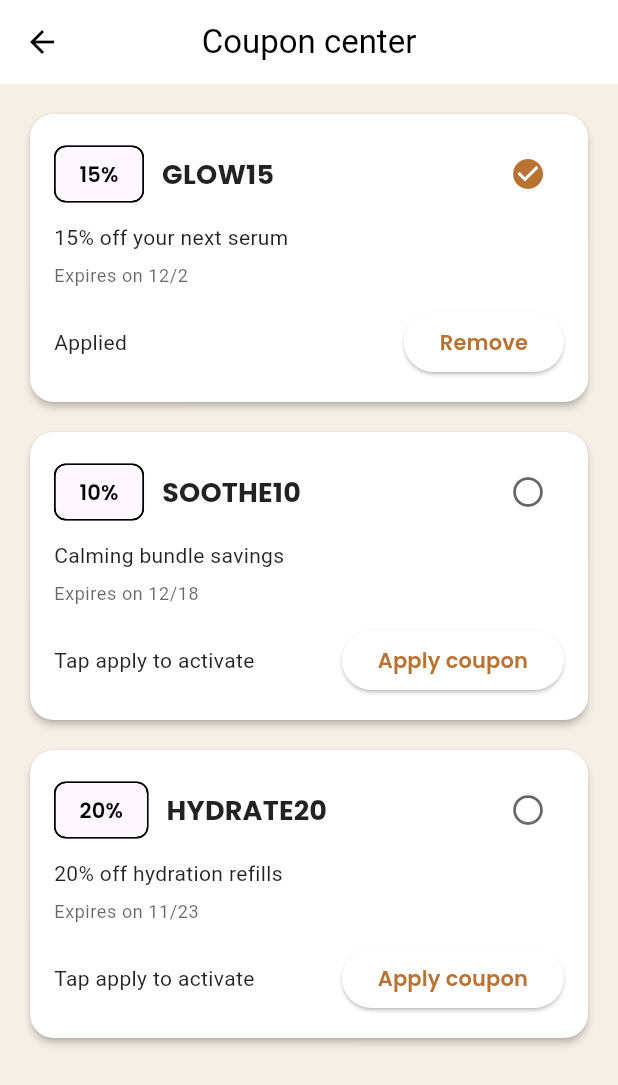
After one commit to abdelrahmanwahdan11/-nov24, a Flutter app: the CouponCenterScreen screen opened by its route, on a phone screen of 412 x 824 dp. The commit adds this screen. Shown: the top 1085 px of the screen. Run offline on Flutter 3.47's test engine with Material 3 defaults, Android fonts, the phone set to English and light mode, and no system bars; our stand-ins replace flutter_animate, google_fonts, iconly, shared_preferences; accounts and stored records are empty; network calls fail; Roboto replaces fonts that are missing (Cairo).

Commit message:
Add coupon center and wellness dashboard

```diff
--- a/lib/core/localization/app_localizations.dart
+++ b/lib/core/localization/app_localizations.dart
@@ -157,6 +157,12 @@ class AppLocalizations {
       'active_coupons': 'Active coupons',
       'coupon_applied': 'Coupon applied',
       'applied': 'Applied',
+      'remove': 'Remove',
+      'apply_coupon': 'Apply coupon',
+      'coupon_center': 'Coupon center',
+      'no_coupons': 'No coupons available yet',
+      'tap_apply': 'Tap apply to activate',
+      'expires_on': 'Expires on',
       'expires': 'Expires',
       'subscriptions': 'Subscriptions',
       'empty_subscriptions': 'No subscriptions yet',
@@ -170,6 +176,7 @@ class AppLocalizations {
       'empty_challenges': 'No challenges yet — pick one from Glow Studio.',
       'challenge_summary': 'Challenge progress',
       'challenge_detail': 'Stay hydrated and consistent to unlock perks.',
+      'no_challenges': 'No challenges yet',
       'complete': 'complete',
       'skin_report': 'Skin report',
       'diary_entries': 'Diary entries',
@@ -177,6 +184,16 @@ class AppLocalizations {
       'goal_progress': 'Goal progress',
       'goal_progress_detail': '{p}% of your steps completed',
       'points_balance': '{p} points saved',
+      'wellness_dashboard': 'Wellness dashboard',
+      'daily_overview': 'Daily overview',
+      'routine_streak': 'Routine streak',
+      'completed_routines': 'Completed routines',
+      'referrals_shared': 'Referrals shared',
+      'actions': 'Actions',
+      'complete_routine': 'Complete routine',
+      'reset_streak': 'Reset streak',
+      'steps_done': 'steps done',
+      'days': 'days',
       'copied': 'Copied to clipboard',
     },
     'ar': {
@@ -330,6 +347,12 @@ class AppLocalizations {
       'active_coupons': 'القسائم المفعلة',
       'coupon_applied': 'تم تطبيق القسيمة',
       'applied': 'مُطبقة',
+      'remove': 'إزالة',
+      'apply_coupon': 'تفعيل القسيمة',
+      'coupon_center': 'مركز الكوبونات',
+      'no_coupons': 'لا توجد كوبونات حالياً',
+      'tap_apply': 'اضغطي للتفعيل',
+      'expires_on': 'ينتهي في',
       'expires': 'ينتهي في',
       'subscriptions': 'الاشتراكات',
       'empty_subscriptions': 'لا توجد اشتراكات بعد',
@@ -343,6 +366,7 @@ class AppLocalizations {
       'empty_challenges': 'لا توجد تحديات بعد — اختاري واحداً من الاستوديو.',
       'challenge_summary': 'تقدم التحدي',
       'challenge_detail': 'استمري بالترطيب والالتزام لتحصلي على المكافآت.',
+      'no_challenges': 'لا توجد تحديات بعد',
       'complete': 'مكتمل',
       'skin_report': 'تقرير البشرة',
       'diary_entries': 'تدوينات المذكرات',
@@ -350,6 +374,16 @@ class AppLocalizations {
       'goal_progress': 'تقدم الأهداف',
       'goal_progress_detail': 'اكتمل {p}% من الخطوات',
       'points_balance': '{p} نقطة محفوظة',
+      'wellness_dashboard': 'لوحة العافية',
+      'daily_overview': 'نظرة يومية',
+      'routine_streak': 'سلسلة الروتين',
+      'completed_routines': 'الروتينات المنجزة',
+      'referrals_shared': 'الإحالات المرسلة',
+      'actions': 'إجراءات',
+      'complete_routine': 'إنهاء روتين',
+      'reset_streak': 'إعادة السلسلة',
+      'steps_done': 'خطوات مكتملة',
+      'days': 'يوم',
       'copied': 'تم النسخ',
     },
   };
--- a/lib/core/routing/app_router.dart
+++ b/lib/core/routing/app_router.dart
@@ -24,6 +24,8 @@ import '../../features/profile/challenges_screen.dart';
 import '../../features/profile/referrals_screen.dart';
 import '../../features/profile/skin_report_screen.dart';
 import '../../features/profile/subscriptions_screen.dart';
+import '../../features/profile/coupon_center_screen.dart';
+import '../../features/profile/wellness_dashboard_screen.dart';
 import '../../features/search/search_overlay.dart';
 import '../../features/catalog/bundles_screen.dart';
 import '../models/order.dart';
@@ -57,6 +59,8 @@ class AppRouter {
   static const referrals = '/referrals';
   static const subscriptions = '/subscriptions';
   static const skinReport = '/skin-report';
+  static const couponCenter = '/coupon-center';
+  static const wellnessDashboard = '/wellness-dashboard';
 
   static Route<dynamic>? onGenerate(RouteSettings settings) {
     switch (settings.name) {
@@ -122,6 +126,10 @@ class AppRouter {
         return MaterialPageRoute(builder: (_) => const SubscriptionsScreen());
       case skinReport:
         return MaterialPageRoute(builder: (_) => const SkinReportScreen());
+      case couponCenter:
+        return MaterialPageRoute(builder: (_) => const CouponCenterScreen());
+      case wellnessDashboard:
+        return MaterialPageRoute(builder: (_) => const WellnessDashboardScreen());
       default:
         return null;
     }
--- /dev/null
+++ b/lib/features/profile/coupon_center_screen.dart
@@ -0,0 +1,95 @@
+import 'package:flutter/material.dart';
+import '../../core/localization/app_localizations.dart';
+import '../../main.dart';
+
+class CouponCenterScreen extends StatelessWidget {
+  const CouponCenterScreen({super.key});
+
+  @override
+  Widget build(BuildContext context) {
+    final loc = AppLocalizations.of(context);
+    final scope = AppScope.of(context);
+    return Scaffold(
+      appBar: AppBar(title: Text(loc.t('coupon_center'))),
+      body: ValueListenableBuilder(
+        valueListenable: scope.engagementController.coupons,
+        builder: (_, coupons, __) {
+          if (coupons.isEmpty) {
+            return Center(child: Text(loc.t('no_coupons')));
+          }
+          return ListView.separated(
+            padding: const EdgeInsets.all(16),
+            itemCount: coupons.length,
+            separatorBuilder: (_, __) => const SizedBox(height: 12),
+            itemBuilder: (_, index) {
+              final coupon = coupons[index];
+              final expires = '${loc.t('expires_on')} '
+                  '${coupon.expiresOn.month}/${coupon.expiresOn.day}';
+              return Card(
+                shape: RoundedRectangleBorder(borderRadius: BorderRadius.circular(16)),
+                child: Padding(
+                  padding: const EdgeInsets.all(16.0),
+                  child: Column(
+                    crossAxisAlignment: CrossAxisAlignment.start,
+                    children: [
+                      Row(
+                        children: [
+                          Chip(label: Text('${coupon.discountPercent}%')),
+                          const SizedBox(width: 12),
+                          Expanded(
+                            child: Text(
+                              coupon.code,
+                              style: Theme.of(context)
+                                  .textTheme
+                                  .titleMedium
+                                  ?.copyWith(fontWeight: FontWeight.bold),
+                            ),
+                          ),
+                          IconButton(
+                            onPressed: () => scope.engagementController.toggleCoupon(coupon.code),
+                            icon: Icon(
+                              coupon.isApplied ? Icons.check_circle : Icons.radio_button_unchecked,
+                              color: coupon.isApplied
+                                  ? Theme.of(context).colorScheme.primary
+                                  : Theme.of(context).hintColor,
+                            ),
+                          )
+                        ],
+                      ),
+                      const SizedBox(height: 8),
+                      Text(
+                        coupon.description,
+                        style: Theme.of(context).textTheme.bodyMedium,
+                      ),
+                      const SizedBox(height: 8),
+                      Text(
+                        expires,
+                        style: Theme.of(context)
+                            .textTheme
+                            .bodySmall
+                            ?.copyWith(color: Theme.of(context).hintColor),
+                      ),
+                      const SizedBox(height: 12),
+                      Row(
+                        mainAxisAlignment: MainAxisAlignment.spaceBetween,
+                        children: [
+                          Text(coupon.isApplied ? loc.t('applied') : loc.t('tap_apply')),
+                          ElevatedButton(
+                            onPressed: () => scope.engagementController.toggleCoupon(coupon.code),
+                            child: Text(
+                              coupon.isApplied ? loc.t('remove') : loc.t('apply_coupon'),
+                            ),
+                          )
+                        ],
+                      )
+                    ],
+                  ),
+                ),
+              );
+            },
+          );
+        },
+      ),
+    );
+  }
+}
```
Also changed, not shown: lib/core/controllers/engagement_controller.dart (+25 -0 lines), lib/features/home/home_screen.dart (+10 -0 lines), lib/features/profile/profile_screen.dart (+10 -0 lines), lib/features/profile/wellness_dashboard_screen.dart (added, +151 -0 lines).
